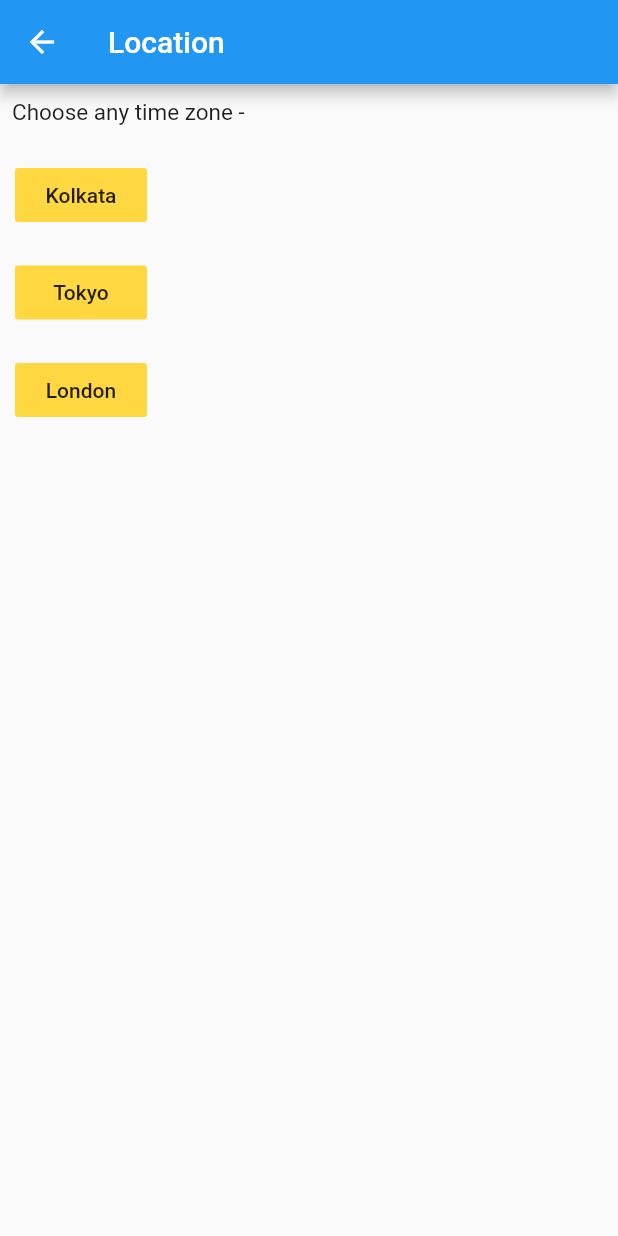
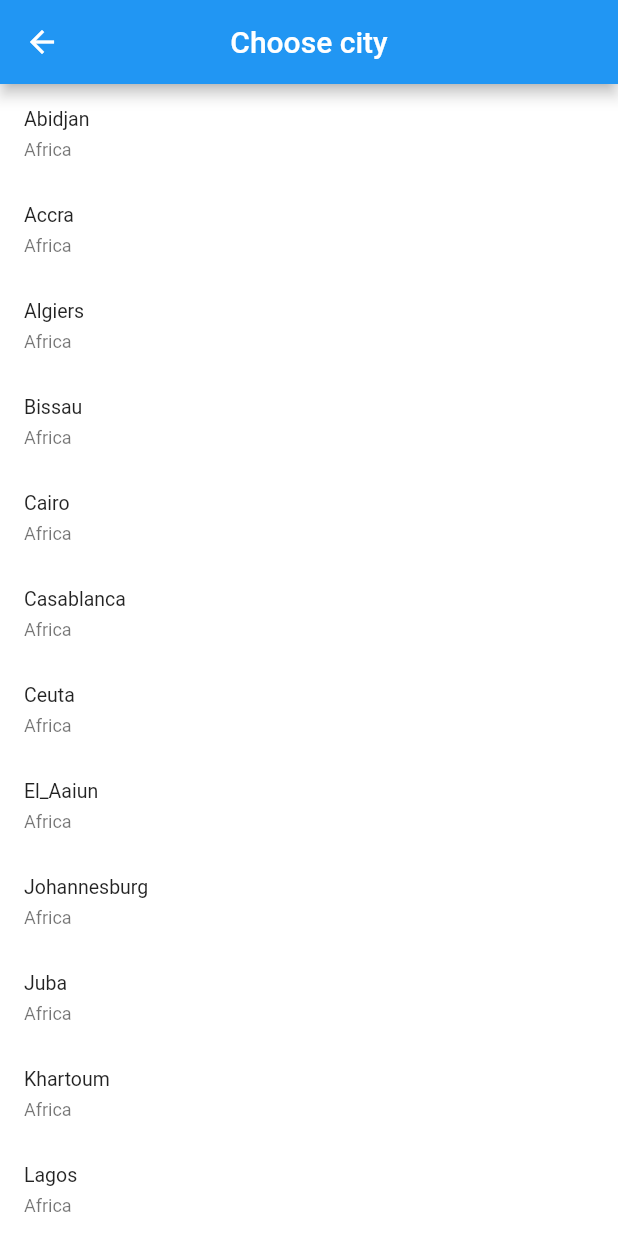
Before and after one commit to yash30201/world_time_app, a Flutter app: the screen it shows after launch, after a tap on "Location", on a phone screen of 412 x 824 dp. Run offline on Flutter 3.47's test engine with Material 2 defaults, Android fonts, the phone set to English and light mode, and no system bars; our stand-ins replace flutter_spinkit; network calls fail.

Commit message:
Added 340 cities

```diff
--- a/lib/main.dart
+++ b/lib/main.dart
@@ -1,15 +1,15 @@
 import 'package:flutter/material.dart';
 import 'package:world_time_app/pages/Home.dart';
-import 'package:world_time_app/pages/choose_location.dart';
+// import 'package:world_time_app/pages/choose_location.dart';
+import 'package:world_time_app/pages/select_location.dart';
 import 'package:world_time_app/pages/time.dart';
 
-
 void main() => runApp(MaterialApp(
-
-  initialRoute: '/',
-  routes: {
-    '/': (context)=> Home(),
-    '/time' : (context)=>Time(),
-    '/location' : (context) => ChooseLocation()
-  },
-));
+      debugShowCheckedModeBanner: false,
+      initialRoute: '/',
+      routes: {
+        '/': (context) => Home(),
+        '/time': (context) => Time(),
+        '/location': (context) => SelectCity(),
+      },
+    ));
--- a/lib/pages/Home.dart
+++ b/lib/pages/Home.dart
@@ -6,11 +6,10 @@ class Home extends StatefulWidget {
 }
 
 class _HomeState extends State<Home> {
-
-  Map data ={};
+  Map data = {};
   String city;
   String time;
-  bool day=true;
+  bool day = true;
   Color back = Colors.amberAccent[100];
   Color textColor = Colors.black;
   @override
@@ -21,46 +20,45 @@ class _HomeState extends State<Home> {
 
   @override
   Widget build(BuildContext context) {
-    data = (ModalRoute
-        .of(context)
-        .settings
-        .arguments != null) ? ModalRoute
-        .of(context)
-        .settings
-        .arguments : data;
+    data = (ModalRoute.of(context).settings.arguments != null)
+        ? ModalRoute.of(context).settings.arguments
+        : data;
     city = data.isEmpty ? 'Select a city' : data['city'];
     time = data.isEmpty ? '' : data['time'];
     day = data.isEmpty ? true : data['day'];
     back = day ? Colors.white : Colors.grey[900];
     textColor = day ? Colors.black : Colors.grey[400];
-    return Scaffold(
+    return SafeArea(
+      child: Scaffold(
         backgroundColor: back,
         body: SafeArea(
           child: Container(
+            width: MediaQuery.of(context).size.width,
             color: back,
             child: Column(
-            crossAxisAlignment: CrossAxisAlignment.start,
+              crossAxisAlignment: CrossAxisAlignment.center,
               children: <Widget>[
-              SizedBox(height: 50.0,),
-              Center(
-                child: RaisedButton.icon(
+                SizedBox(
+                  height: 70.0,
+                ),
+                RaisedButton.icon(
                   onPressed: () {
                     Navigator.pushNamed(context, '/location');
                   },
                   color: Colors.grey[200],
                   shape: RoundedRectangleBorder(
                       borderRadius: new BorderRadius.circular(18.0),
-                      side: BorderSide(color: Colors.grey)
-                  ),
+                      side: BorderSide(color: Colors.grey)),
                   icon: Icon(
                     Icons.location_on,
                     color: Colors.grey[800],
                   ),
                   label: Text('Location'),
                 ),
+                Spacer(
+                  flex: 1,
                 ),
-              SizedBox(height: 150.0,),
-              Center(
+                Container(
                   child: Text(
                     city,
                     style: TextStyle(
@@ -70,8 +68,10 @@ class _HomeState extends State<Home> {
                     ),
                   ),
                 ),
-              SizedBox(height: 20.0,),
-              Center(
+                SizedBox(
+                  height: 20.0,
+                ),
+                Container(
                   child: Text(
                     time,
                     style: TextStyle(
@@ -79,9 +79,12 @@ class _HomeState extends State<Home> {
                       fontSize: 50.0,
                     ),
                   ),
+                ),
+                Spacer(
+                  flex: 2,
                 )
-
               ],
+            ),
           ),
         ),
       ),
--- a/lib/pages/choose_location.dart
+++ /dev/null
@@ -1,89 +0,0 @@
-//This page is simply city selector and it passes the location data(location class) to time page
-
-
-import 'package:flutter/material.dart';
-import 'package:world_time_app/location.dart';
-import 'package:world_time_app/pages/time.dart';
-
-class ChooseLocation extends StatefulWidget {
-  @override
-  _ChooseLocationState createState() => _ChooseLocationState();
-}
-
-class _ChooseLocationState extends State<ChooseLocation> {
-  @override
-  Widget build(BuildContext context) {
-    return Scaffold(
-      appBar: AppBar(
-        title: Text('Location'),
-      ),
-      body: SafeArea(
-        child: Column(
-          crossAxisAlignment: CrossAxisAlignment.start,
-          children: <Widget>[
-            Padding(
-              padding: const EdgeInsets.symmetric(horizontal:8.0,vertical: 10.0),
-              child: Text(
-                'Choose any time zone -',
-                style: TextStyle(
-                  fontSize: 15.0,
-                ),
-              ),
-            ),
-            SizedBox(height: 10.0,),
-            Padding(
-              padding: const EdgeInsets.fromLTRB(10.0,2.0,2.0,5.0),
-              child: FlatButton(
-                onPressed: (){
-                  Location location = Location(city: 'Kolkata',continent: 'Asia');
-                  Navigator.push(
-                      context,
-                      MaterialPageRoute(
-                        builder: (context)=> Time(location: location),
-                      )
-                  );
-                },
-                color: Colors.amberAccent[200],
-                child: Text('Kolkata'),
-              ),
-            ),
-            SizedBox(height: 10.0,),
-            Padding(
-              padding: const EdgeInsets.fromLTRB(10.0,2.0,2.0,5.0),
-              child: FlatButton(
-                onPressed: (){
-                  Location location = Location(city: 'Tokyo',continent: 'Asia');
-                  Navigator.push(
-                    context,
-                    MaterialPageRoute(
-                      builder: (context)=> Time(location: location),
-                    )
-                  );
-                },
-                color: Colors.amberAccent[200],
-                child: Text('Tokyo'),
-              ),
-            ),
-            SizedBox(height: 10.0,),
-            Padding(
-              padding: const EdgeInsets.fromLTRB(10.0,2.0,2.0,5.0),
-              child: FlatButton(
-                onPressed: (){
-                  Location location = Location(city: 'London',continent: 'Europe');
-                  Navigator.push(
-                      context,
-                      MaterialPageRoute(
-                        builder: (context)=> Time(location: location),
-                      )
-                  );
-                },
-                color: Colors.amberAccent[200],
-                child: Text('London'),
-              ),
-            )
-          ],
-        ),
-      ),
-    );
-  }
-}
--- /dev/null
+++ b/lib/pages/select_location.dart
@@ -0,0 +1,398 @@
+import 'package:flutter/material.dart';
+import 'package:world_time_app/location.dart';
+import 'package:world_time_app/pages/time.dart';
+
+class SelectCity extends StatefulWidget {
+  @override
+  _SelectCityState createState() => _SelectCityState();
+}
+
+class _SelectCityState extends State<SelectCity> {
+  List<Location> locationList;
+  List<String> cityList = [
+    "Africa/Abidjan",
+    "Africa/Accra",
+    "Africa/Algiers",
+    "Africa/Bissau",
+    "Africa/Cairo",
+    "Africa/Casablanca",
+    "Africa/Ceuta",
+    "Africa/El_Aaiun",
+    "Africa/Johannesburg",
+    "Africa/Juba",
+    "Africa/Khartoum",
+    "Africa/Lagos",
+    "Africa/Maputo",
+    "Africa/Monrovia",
+    "Africa/Nairobi",
+    "Africa/Ndjamena",
+    "Africa/Sao_Tome",
+    "Africa/Tripoli",
+    "Africa/Tunis",
+    "Africa/Windhoek",
+    "America/Adak",
+    "America/Anchorage",
+    "America/Araguaina",
+    "America/Asuncion",
+    "America/Atikokan",
+    "America/Bahia",
+    "America/Bahia_Banderas",
+    "America/Barbados",
+    "America/Belem",
+    "America/Belize",
+    "America/Blanc-Sablon",
+    "America/Boa_Vista",
+    "America/Bogota",
+    "America/Boise",
+    "America/Cambridge_Bay",
+    "America/Campo_Grande",
+    "America/Cancun",
+    "America/Caracas",
+    "America/Cayenne",
+    "America/Chicago",
+    "America/Chihuahua",
+    "America/Costa_Rica",
+    "America/Creston",
+    "America/Cuiaba",
+    "America/Curacao",
+    "America/Danmarkshavn",
+    "America/Dawson",
+    "America/Dawson_Creek",
+    "America/Denver",
+    "America/Detroit",
+    "America/Edmonton",
+    "America/Eirunepe",
+    "America/El_Salvador",
+    "America/Fort_Nelson",
+    "America/Fortaleza",
+    "America/Glace_Bay",
+    "America/Goose_Bay",
+    "America/Grand_Turk",
+    "America/Guatemala",
+    "America/Guayaquil",
+    "America/Guyana",
+    "America/Halifax",
+    "America/Havana",
+    "America/Hermosillo",
+    "America/Indiana/Indianapolis",
+    "America/Indiana/Knox",
+    "America/Indiana/Marengo",
+    "America/Indiana/Petersburg",
+    "America/Indiana/Tell_City",
+    "America/Indiana/Vevay",
+    "America/Indiana/Vincennes",
+    "America/Indiana/Winamac",
+    "America/Inuvik",
+    "America/Iqaluit",
+    "America/Jamaica",
+    "America/Juneau",
+    "America/Kentucky/Louisville",
+    "America/Kentucky/Monticello",
+    "America/La_Paz",
+    "America/Lima",
+    "America/Los_Angeles",
+    "America/Maceio",
+    "America/Managua",
+    "America/Manaus",
+    "America/Martinique",
+    "America/Matamoros",
+    "America/Mazatlan",
+    "America/Menominee",
+    "America/Merida",
+    "America/Metlakatla",
+    "America/Mexico_City",
+    "America/Miquelon",
+    "America/Moncton",
+    "America/Monterrey",
+    "America/Montevideo",
+    "America/Nassau",
+    "America/New_York",
+    "America/Nipigon",
+    "America/Nome",
+    "America/Noronha",
+    "America/Nuuk",
+    "America/Ojinaga",
+    "America/Panama",
+    "America/Pangnirtung",
+    "America/Paramaribo",
+    "America/Phoenix",
+    "America/Port-au-Prince",
+    "America/Port_of_Spain",
+    "America/Porto_Velho",
+    "America/Puerto_Rico",
+    "America/Punta_Arenas",
+    "America/Rainy_River",
+    "America/Rankin_Inlet",
+    "America/Recife",
+    "America/Regina",
+    "America/Resolute",
+    "America/Rio_Branco",
+    "America/Santarem",
+    "America/Santiago",
+    "America/Santo_Domingo",
+    "America/Sao_Paulo",
+    "America/Scoresbysund",
+    "America/Sitka",
+    "America/St_Johns",
+    "America/Swift_Current",
+    "America/Tegucigalpa",
+    "America/Thule",
+    "America/Thunder_Bay",
+    "America/Tijuana",
+    "America/Toronto",
+    "America/Vancouver",
+    "America/Whitehorse",
+    "America/Winnipeg",
+    "America/Yakutat",
+    "America/Yellowknife",
+    "Antarctica/Casey",
+    "Antarctica/Davis",
+    "Antarctica/DumontDUrville",
+    "Antarctica/Macquarie",
+    "Antarctica/Mawson",
+    "Antarctica/Palmer",
+    "Antarctica/Rothera",
+    "Antarctica/Syowa",
+    "Antarctica/Troll",
+    "Antarctica/Vostok",
+    "Asia/Almaty",
+    "Asia/Amman",
+    "Asia/Anadyr",
+    "Asia/Aqtau",
+    "Asia/Aqtobe",
+    "Asia/Ashgabat",
+    "Asia/Atyrau",
+    "Asia/Baghdad",
+    "Asia/Baku",
+    "Asia/Bangkok",
+    "Asia/Barnaul",
+    "Asia/Beirut",
+    "Asia/Bishkek",
+    "Asia/Brunei",
+    "Asia/Chita",
+    "Asia/Choibalsan",
+    "Asia/Colombo",
+    "Asia/Damascus",
+    "Asia/Dhaka",
+    "Asia/Dili",
+    "Asia/Dubai",
+    "Asia/Dushanbe",
+    "Asia/Famagusta",
+    "Asia/Gaza",
+    "Asia/Hebron",
+    "Asia/Ho_Chi_Minh",
+    "Asia/Hong_Kong",
+    "Asia/Hovd",
+    "Asia/Irkutsk",
+    "Asia/Jakarta",
+    "Asia/Jayapura",
+    "Asia/Jerusalem",
+    "Asia/Kabul",
+    "Asia/Kamchatka",
+    "Asia/Karachi",
+    "Asia/Kathmandu",
+    "Asia/Khandyga",
+    "Asia/Kolkata",
+    "Asia/Krasnoyarsk",
+    "Asia/Kuala_Lumpur",
+    "Asia/Kuching",
+    "Asia/Macau",
+    "Asia/Magadan",
+    "Asia/Makassar",
+    "Asia/Manila",
+    "Asia/Nicosia",
+    "Asia/Novokuznetsk",
+    "Asia/Novosibirsk",
+    "Asia/Omsk",
+    "Asia/Oral",
+    "Asia/Pontianak",
+    "Asia/Pyongyang",
+    "Asia/Qatar",
+    "Asia/Qostanay",
+    "Asia/Qyzylorda",
+    "Asia/Riyadh",
+    "Asia/Sakhalin",
+    "Asia/Samarkand",
+    "Asia/Seoul",
+    "Asia/Shanghai",
+    "Asia/Singapore",
+    "Asia/Srednekolymsk",
+    "Asia/Taipei",
+    "Asia/Tashkent",
+    "Asia/Tbilisi",
+    "Asia/Tehran",
+    "Asia/Thimphu",
+    "Asia/Tokyo",
+    "Asia/Tomsk",
+    "Asia/Ulaanbaatar",
+    "Asia/Urumqi",
+    "Asia/Ust-Nera",
+    "Asia/Vladivostok",
+    "Asia/Yakutsk",
+    "Asia/Yangon",
+    "Asia/Yekaterinburg",
+    "Asia/Yerevan",
+    "Atlantic/Azores",
+    "Atlantic/Bermuda",
+    "Atlantic/Canary",
+    "Atlantic/Cape_Verde",
+    "Atlantic/Faroe",
+    "Atlantic/Madeira",
+    "Atlantic/Reykjavik",
+    "Atlantic/South_Georgia",
+    "Atlantic/Stanley",
+    "Australia/Adelaide",
+    "Australia/Brisbane",
+    "Australia/Broken_Hill",
+    "Australia/Currie",
+    "Australia/Darwin",
+    "Australia/Eucla",
+    "Australia/Hobart",
+    "Australia/Lindeman",
+    "Australia/Lord_Howe",
+    "Australia/Melbourne",
+    "Australia/Perth",
+    "Australia/Sydney",
+    "Europe/Amsterdam",
+    "Europe/Andorra",
+    "Europe/Astrakhan",
+    "Europe/Athens",
+    "Europe/Belgrade",
+    "Europe/Berlin",
+    "Europe/Brussels",
+    "Europe/Bucharest",
+    "Europe/Budapest",
+    "Europe/Chisinau",
+    "Europe/Copenhagen",
+    "Europe/Dublin",
+    "Europe/Gibraltar",
+    "Europe/Helsinki",
+    "Europe/Istanbul",
+    "Europe/Kaliningrad",
+    "Europe/Kiev",
+    "Europe/Kirov",
+    "Europe/Lisbon",
+    "Europe/London",
+    "Europe/Luxembourg",
+    "Europe/Madrid",
+    "Europe/Malta",
+    "Europe/Minsk",
+    "Europe/Monaco",
+    "Europe/Moscow",
+    "Europe/Oslo",
+    "Europe/Paris",
+    "Europe/Prague",
+    "Europe/Riga",
+    "Europe/Rome",
+    "Europe/Samara",
+    "Europe/Saratov",
+    "Europe/Simferopol",
+    "Europe/Sofia",
+    "Europe/Stockholm",
+    "Europe/Tallinn",
+    "Europe/Tirane",
+    "Europe/Ulyanovsk",
+    "Europe/Uzhgorod",
+    "Europe/Vienna",
+    "Europe/Vilnius",
+    "Europe/Volgograd",
+    "Europe/Warsaw",
+    "Europe/Zaporozhye",
+    "Europe/Zurich",
+    "Indian/Chagos",
+    "Indian/Christmas",
+    "Indian/Cocos",
+    "Indian/Kerguelen",
+    "Indian/Mahe",
+    "Indian/Maldives",
+    "Indian/Mauritius",
+    "Indian/Reunion",
+    "Pacific/Apia",
+    "Pacific/Auckland",
+    "Pacific/Bougainville",
+    "Pacific/Chatham",
+    "Pacific/Chuuk",
+    "Pacific/Easter",
+    "Pacific/Efate",
+    "Pacific/Enderbury",
+    "Pacific/Fakaofo",
+    "Pacific/Fiji",
+    "Pacific/Funafuti",
+    "Pacific/Galapagos",
+    "Pacific/Gambier",
+    "Pacific/Guadalcanal",
+    "Pacific/Guam",
+    "Pacific/Honolulu",
+    "Pacific/Kiritimati",
+    "Pacific/Kosrae",
+    "Pacific/Kwajalein",
+    "Pacific/Majuro",
+    "Pacific/Marquesas",
+    "Pacific/Nauru",
+    "Pacific/Niue",
+    "Pacific/Norfolk",
+    "Pacific/Noumea",
+    "Pacific/Pago_Pago",
+    "Pacific/Palau",
+    "Pacific/Pitcairn",
+    "Pacific/Pohnpei",
+    "Pacific/Port_Moresby",
+    "Pacific/Rarotonga",
+    "Pacific/Tahiti",
+    "Pacific/Tarawa",
+    "Pacific/Tongatapu",
+    "Pacific/Wake",
+    "Pacific/Wallis"
+  ];
+
+  creater() {
+    List<Location> lltemp = List<Location>();
+    cityList.forEach((s) {
+      List<String> temp = s.split("/");
+      lltemp.add(Location(continent: temp[0], city: temp[1]));
+    });
+    setState(() {
+      locationList = lltemp;
+    });
+  }
+
+  @override
+  void initState() {
+    super.initState();
+    creater();
+  }
+
+  @override
+  Widget build(BuildContext context) {
+    return SafeArea(
+      child: Scaffold(
+        backgroundColor: Colors.white,
+        appBar: AppBar(
+          centerTitle: true,
+          title: Text("Choose city"),
+        ),
+        body: Container(
+          child: ListView.builder(
+            itemCount: locationList.length,
+            shrinkWrap: true,
+            itemBuilder: (context, i) {
+              return ListTile(
+                dense: true,
+                title: Text(locationList[i].city),
+                subtitle: Text(locationList[i].continent),
+                onTap: () {
+                  Navigator.push(
+                    context,
+                    MaterialPageRoute(
+                      builder: (context) => Time(location: locationList[i]),
+                    ),
+                  );
+                },
+              );
+            },
+          ),
+        ),
+      ),
+    );
+  }
+}
--- a/lib/pages/time.dart
+++ b/lib/pages/time.dart
@@ -8,57 +8,55 @@ import 'package:flutter_spinkit/flutter_spinkit.dart';
 
 class Time extends StatefulWidget {
   final Location location;
-  Time({this.location});//location class for the location url
+  Time({this.location}); //location class for the location url
   @override
   _TimeState createState() => _TimeState(location: location);
 }
 
 class _TimeState extends State<Time> {
-
   Location location;
-  _TimeState({@required this.location});        //this allows data passing in page
+  _TimeState({@required this.location}); //this allows data passing in page
   String time = 'loading';
 
   void setupWorldTime() async {
-    try{
-      WorldTime now = WorldTime(continent: location.continent, city: location.city);
-      await now.getTime(); //SO that the program waits for the data to receive data
+    try {
+      WorldTime now =
+          WorldTime(continent: location.continent, city: location.city);
+      await now
+          .getTime(); //SO that the program waits for the data to receive data
       time = now.time;
-      print('returned now....city :${location.city},  conti:${location.continent}, time:$time');
 
-      Navigator.pushNamedAndRemoveUntil(context, '/', (Route<dynamic> route) => false,arguments:{
-        'city' : location.city,
-        'continent' : location.continent,
-        'time' : time,
-        'day' : now.day
-      } );
-    }
-    catch(e){
-    print('CAUGHT ERROR : $e');
+      Navigator.pushNamedAndRemoveUntil(
+          context, '/', (Route<dynamic> route) => false,
+          arguments: {
+            'city': location.city,
+            'continent': location.continent,
+            'time': time,
+            'day': now.day
+          });
+    } catch (e) {
+      print('CAUGHT ERROR : $e');
     }
   }
 
   @override
   void initState() {
-    // TODO: implement initState
     super.initState();
     setupWorldTime();
   }
 
   @override
-
-
   Widget build(BuildContext context) {
     return Scaffold(
       body: Container(
-        color: Colors.blue[300],
+        color: Colors.white,
         child: Center(
-            child: SpinKitCubeGrid(
-              color: Colors.white,
-              size: 50.0,
-            ),
-      )
-      )
+          child: SpinKitCubeGrid(
+            color: Colors.grey,
+            size: 50.0,
+          ),
+        ),
+      ),
     );
   }
 }
```
Also changed, not shown: pubspec.lock, 1 other file. Lines whose indentation alone changed are shown as unchanged.
